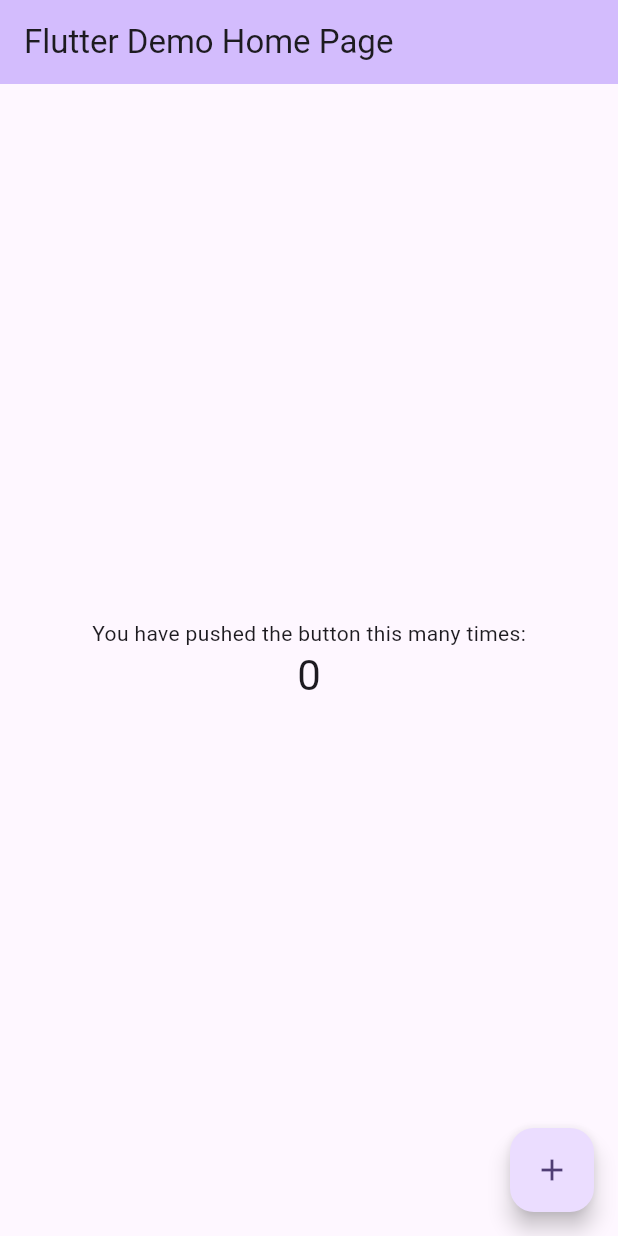
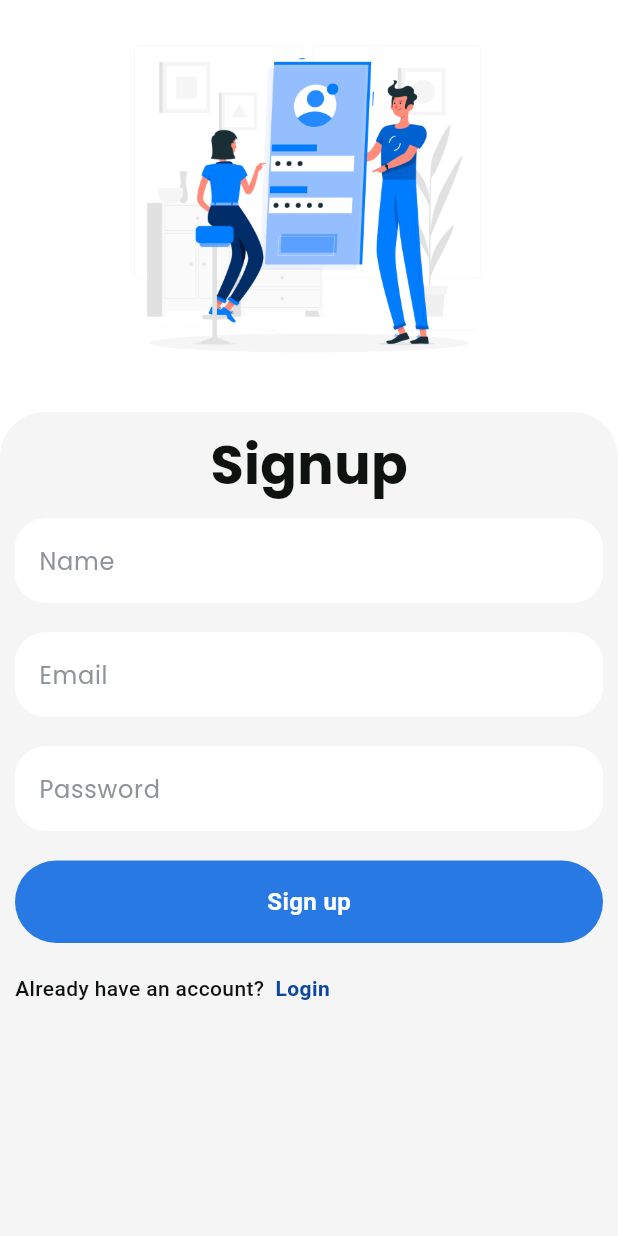
Before and after one commit to YasithWijesuriya/myTodo_app, a Flutter app: the screen it shows after launch, on a phone screen of 412 x 824 dp. Run offline on Flutter 3.47's test engine with Material 3 defaults, Android fonts, the phone set to English and light mode, and no system bars.

Commit message:
signupScreen.dart  file created 👌

```diff
--- a/mytodoapp_frontend/lib/contants/color.dart
+++ b/mytodoapp_frontend/lib/contants/color.dart
@@ -3,5 +3,14 @@ import 'package:flutter/material.dart';
 class AppColors {
 
   //Accent color
-  static const Color accentColor = Color.fromARGB(1,40,121,228);
+  static const Color accentColor = Color.fromARGB(255,40,121,228);
+
+  //signup Accent color
+  static const Color signupAccentColor = Color.fromARGB(255, 245 ,245 ,245);
+
+  //font Color
+  static const Color fontColorBlack = Color.fromARGB(255, 14, 19, 15 );
+
+  //lable font color
+  static const Color lableFontColor = Color.fromARGB(255,143,148,154);
 }
--- /dev/null
+++ b/mytodoapp_frontend/lib/features/authentication/ui/signUpScreen.dart
@@ -0,0 +1,189 @@
+import 'package:flutter/material.dart';
+import 'package:mytodo_app/contants/color.dart';
+
+class SignUpscreen extends StatefulWidget {
+  const SignUpscreen({super.key});
+
+  @override
+  State<SignUpscreen> createState() => _SignUpscreenState();
+}
+
+class _SignUpscreenState extends State<SignUpscreen> {
+
+  final TextEditingController nameController = TextEditingController();
+  final TextEditingController emailController = TextEditingController();
+  final TextEditingController passwordController = TextEditingController();
+
+
+  @override
+  Widget build(BuildContext context) {
+    double screenWidth = MediaQuery.of(context).size.width;
+    return Scaffold(
+      backgroundColor: Colors.white,
+      body: Column(
+        children: [
+          Expanded(
+              flex: 1,
+              child: Center(child: Image.asset('assets/images/signup.png'))),
+          Expanded(
+            flex: 2,
+            child: Container(
+                width: screenWidth,
+                // padding:EdgeInsets.symmetric(horizontal:40,vertical: 15,),
+                decoration: BoxDecoration(
+                  color: AppColors.signupAccentColor,
+                  borderRadius: BorderRadius.only(
+                    topLeft: Radius.circular(30),
+                    topRight: Radius.circular(30),
+                  ),
+                ),
+                child: Column(
+                  // crossAxisAlignment:CrossAxisAlignment.start,
+                  children: [
+                   Padding(padding: EdgeInsets.all(5),),
+                    Text('Signup',
+                    style: TextStyle(
+                    fontSize: 36,
+                    fontFamily: 'poppins',
+                    fontWeight:FontWeight.bold,
+                    color:AppColors.fontColorBlack,
+                    ),
+                    ),
+
+                    Padding(
+                      padding:const EdgeInsets.symmetric(horizontal: 10.0 ,vertical: 10.0,),
+                      child: TextField(
+                        controller: nameController,
+                        decoration:InputDecoration(
+                          filled:true,
+                          fillColor: const Color.fromARGB(255, 255, 255, 255),
+                          enabledBorder:OutlineInputBorder(
+                             borderRadius: BorderRadius.circular(20),
+                             borderSide: BorderSide(
+                              color:Colors.white,
+                             ),
+                          ),
+                          focusedBorder:OutlineInputBorder(
+                            borderRadius: BorderRadius.circular(20),
+                            borderSide: BorderSide(
+                              color: Colors.white,
+                          ),
+                          ),
+                          label: Text('Name',style:TextStyle(
+                            color:AppColors.lableFontColor,
+                            fontFamily:'poppins',
+                          ),),
+
+                        ),
+                      ),
+                    ),
+
+
+                    Padding(
+                      padding:const EdgeInsets.symmetric(horizontal: 10.0 , vertical: 10.0,),
+                      child: TextField(
+                        controller: emailController,
+                        decoration:InputDecoration(
+                          filled:true,
+                          fillColor: const Color.fromARGB(255, 255, 255, 255),
+                          enabledBorder:OutlineInputBorder(
+                             borderRadius: BorderRadius.circular(20),
+                             borderSide: BorderSide(
+                              color:Colors.white,
+                             ),
+                          ),
+                          focusedBorder:OutlineInputBorder(
+                            borderRadius: BorderRadius.circular(20),
+                            borderSide: BorderSide(
+                              color: Colors.white,
+                          ),
+                          ),
+                          label: Text('Email',style:TextStyle(
+                            color:AppColors.lableFontColor,
+                            fontFamily:'poppins',
+                          ),),
+
+                        ),
+                      ),
+                    ),
+
+                    Padding(
+                      padding:const EdgeInsets.symmetric(horizontal: 10.0 ,vertical: 10.0,),
+                      child: TextField(
+                        controller: passwordController,
+                        decoration:InputDecoration(
+                          filled:true,
+                          fillColor: const Color.fromARGB(255, 255, 255, 255),
+                          enabledBorder:OutlineInputBorder(
+                             borderRadius: BorderRadius.circular(20),
+                             borderSide: BorderSide(
+                              color:Colors.white,
+                             ),
+                          ),
+                          focusedBorder:OutlineInputBorder(
+                            borderRadius: BorderRadius.circular(20),
+                            borderSide: BorderSide(
+                              color: Colors.white,
+                          ),
+                          ),
+                          label: Text('Password',style:TextStyle(
+                            color:AppColors.lableFontColor,
+                            fontFamily:'poppins',
+                          ),),
+
+                        ),
+                      ),
+                    ),
+                    Padding(
+                      padding: const EdgeInsets.symmetric(horizontal: 10.0, vertical: 10.0),
+                      child: Container(
+                        decoration: BoxDecoration(
+                       color:AppColors.accentColor,
+                       borderRadius: BorderRadius.circular(40),
+
+                        ),
+                        width: screenWidth,
+                        height:55,
+                        child:Center(
+                          child: Text(
+                            'Sign up',
+                            style:TextStyle(
+                              color:Colors.white,
+                              fontSize: 16,
+                              fontWeight:FontWeight.bold,
+                            ),
+                          ),
+                        ),
+                      ),
+                    ),
+                  SizedBox(
+                   height: 10,
+                  ),
+                  Padding(
+                    padding: const EdgeInsets.symmetric(horizontal: 10.0,),
+                    child: Row(
+                      children: [
+                        Text('Already have an account? ',
+                        style: TextStyle(
+                          fontSize: 14,
+                          color: AppColors.fontColorBlack,
+                          fontWeight: FontWeight.w500,
+                        ),),
+                        Text(' Login',
+                        style: TextStyle(
+                          fontSize: 14,
+                          color: Colors.blue[900],
+                          fontWeight: FontWeight.w600,
+                        ),)
+                      ],),
+                  ),
+
+                  ],
+                ),
+                ),
+          ),
+        ],
+      ),
+      );
+  }
+}
--- a/mytodoapp_frontend/lib/features/todo/ui/add-todo.dart
+++ /dev/null
@@ -1 +0,0 @@
-class Add-todo {}
--- a/mytodoapp_frontend/lib/main.dart
+++ b/mytodoapp_frontend/lib/main.dart
@@ -1,4 +1,6 @@
 import 'package:flutter/material.dart';
+import 'package:mytodo_app/features/authentication/ui/signUpScreen.dart';
+import 'package:mytodo_app/splash_screen.dart';
 
 void main() {
   runApp(const MyApp());
@@ -11,6 +13,7 @@
   @override
   Widget build(BuildContext context) {
     return MaterialApp(
+      debugShowCheckedModeBanner:false ,
       title: 'Flutter Demo',
       theme: ThemeData(
         // This is the theme of your application.
@@ -31,95 +34,7 @@
         colorScheme: ColorScheme.fromSeed(seedColor: Colors.deepPurple),
         useMaterial3: true,
       ),
-      home: const MyHomePage(title: 'Flutter Demo Home Page'),
+      home: const SignUpscreen(),
     );
   }
 }
-
-class MyHomePage extends StatefulWidget {
-  const MyHomePage({super.key, required this.title});
-
-  // This widget is the home page of your application. It is stateful, meaning
-  // that it has a State object (defined below) that contains fields that affect
-  // how it looks.
-
-  // This class is the configuration for the state. It holds the values (in this
-  // case the title) provided by the parent (in this case the App widget) and
-  // used by the build method of the State. Fields in a Widget subclass are
-  // always marked "final".
-
-  final String title;
-
-  @override
-  State<MyHomePage> createState() => _MyHomePageState();
-}
-
-class _MyHomePageState extends State<MyHomePage> {
-  int _counter = 0;
-
-  void _incrementCounter() {
-    setState(() {
-      // This call to setState tells the Flutter framework that something has
-      // changed in this State, which causes it to rerun the build method below
-      // so that the display can reflect the updated values. If we changed
-      // _counter without calling setState(), then the build method would not be
-      // called again, and so nothing would appear to happen.
-      _counter++;
-    });
-  }
-
-  @override
-  Widget build(BuildContext context) {
-    // This method is rerun every time setState is called, for instance as done
-    // by the _incrementCounter method above.
-    //
-    // The Flutter framework has been optimized to make rerunning build methods
-    // fast, so that you can just rebuild anything that needs updating rather
-    // than having to individually change instances of widgets.
-    return Scaffold(
-      appBar: AppBar(
-        // TRY THIS: Try changing the color here to a specific color (to
-        // Colors.amber, perhaps?) and trigger a hot reload to see the AppBar
-        // change color while the other colors stay the same.
-        backgroundColor: Theme.of(context).colorScheme.inversePrimary,
-        // Here we take the value from the MyHomePage object that was created by
-        // the App.build method, and use it to set our appbar title.
-        title: Text(widget.title),
-      ),
-      body: Center(
-        // Center is a layout widget. It takes a single child and positions it
-        // in the middle of the parent.
-        child: Column(
-          // Column is also a layout widget. It takes a list of children and
-          // arranges them vertically. By default, it sizes itself to fit its
-          // children horizontally, and tries to be as tall as its parent.
-          //
-          // Column has various properties to control how it sizes itself and
-          // how it positions its children. Here we use mainAxisAlignment to
-          // center the children vertically; the main axis here is the vertical
-          // axis because Columns are vertical (the cross axis would be
-          // horizontal).
-          //
-          // TRY THIS: Invoke "debug painting" (choose the "Toggle Debug Paint"
-          // action in the IDE, or press "p" in the console), to see the
-          // wireframe for each widget.
-          mainAxisAlignment: MainAxisAlignment.center,
-          children: <Widget>[
-            const Text(
-              'You have pushed the button this many times:',
-            ),
-            Text(
-              '$_counter',
-              style: Theme.of(context).textTheme.headlineMedium,
-            ),
-          ],
-        ),
-      ),
-      floatingActionButton: FloatingActionButton(
-        onPressed: _incrementCounter,
-        tooltip: 'Increment',
-        child: const Icon(Icons.add),
-      ), // This trailing comma makes auto-formatting nicer for build methods.
-    );
-  }
-}
--- a/mytodoapp_frontend/lib/models/todo-models.dart
+++ /dev/null
@@ -1 +0,0 @@
-class Todo-models {}
--- a/mytodoapp_frontend/lib/services/notification-service.dart
+++ /dev/null
@@ -1 +0,0 @@
-class Notification-service {}
--- /dev/null
+++ b/mytodoapp_frontend/lib/splash_screen.dart
@@ -0,0 +1,25 @@
+import 'package:flutter/material.dart';
+
+class SplashScreen extends StatelessWidget {
+  const SplashScreen({super.key});
+
+  @override
+  Widget build(BuildContext context) {
+    double screenHeight = MediaQuery.of(context).size.height;
+    double screenWidth = MediaQuery.of(context).size.width;
+    return Scaffold(
+      body:SafeArea(
+        child: SizedBox(
+        width:screenWidth,
+        height:screenHeight,
+        child:Center(
+          child:Image.asset('assets/logo/myTask.png',
+          width: 200,
+
+          ),
+        ),
+        ),
+      ) ,
+    );
+  }
+}
```
Also changed, not shown: mytodoapp_frontend/pubspec.yaml (+16 -9 lines), mytodoapp_frontend/assets/images/signup.png (added), mytodoapp_frontend/assets/logo/myTask.png (added), mytodoapp_frontend/fonts/Poppins-Black.ttf (added), mytodoapp_frontend/fonts/Poppins-Bold.ttf (added), mytodoapp_frontend/fonts/Poppins-ExtraBold.ttf (added), mytodoapp_frontend/fonts/Poppins-Light.ttf (added), mytodoapp_frontend/fonts/Poppins-Medium.ttf (added), mytodoapp_frontend/fonts/Poppins-Regular.ttf (added), mytodoapp_frontend/fonts/Poppins-SemiBold.ttf (added), mytodoapp_frontend/fonts/Poppins-Thin.ttf (added).
